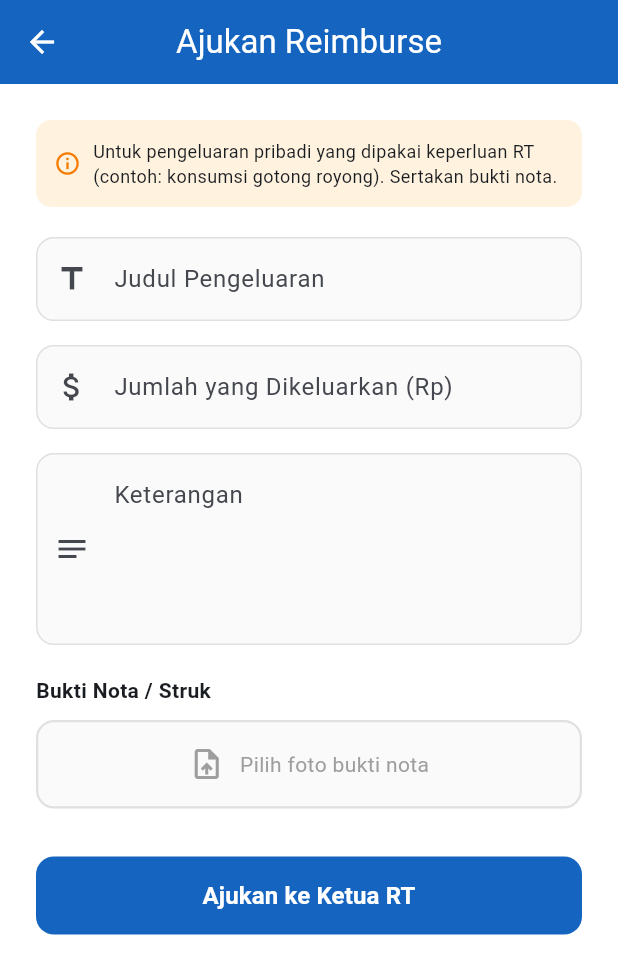
After one commit to lovelybab/fp, a Flutter app: the AjukanReimburse screen opened directly, on a phone screen of 412 x 824 dp. The commit adds this screen. Shown: the top 974 px of the screen. Run offline on Flutter 3.47's test engine with Material 3 defaults, Android fonts, the phone set to English and light mode, and no system bars; our stand-ins replace cloud_firestore, firebase_auth, firebase_core, image_picker; accounts and stored records are empty.

Commit message:
update splash, buat ajukan proposal bendahara, ajukan reimburs warga

```diff
--- a/lib/screens/auth/splash_screen.dart
+++ b/lib/screens/auth/splash_screen.dart
@@ -3,6 +3,7 @@ import 'package:firebase_auth/firebase_auth.dart';
 import '../../services/auth_service.dart';
 import '../bendahara/dashboard_bendahara.dart';
 import '../warga/dashboard_warga.dart';
+import '../ketua_rt/dashboard_ketua_rt.dart';
 import 'login_screen.dart';
 
 class SplashScreen extends StatefulWidget {
@@ -54,10 +55,16 @@ class _SplashScreenState extends State<SplashScreen>
     } else {
       final userData = await AuthService().getUserData(user.uid);
       if (!mounted) return;
+
       if (userData?.role == 'bendahara') {
         Navigator.pushReplacement(
           context,
           MaterialPageRoute(builder: (_) => const DashboardBendahara()),
+        );
+      } else if (userData?.role == 'ketua_rt') {
+        Navigator.pushReplacement(
+          context,
+          MaterialPageRoute(builder: (_) => const DashboardKetuaRT()),
         );
       } else {
         Navigator.pushReplacement(
--- /dev/null
+++ b/lib/screens/warga/ajukan_reimburse.dart
@@ -0,0 +1,235 @@
+import 'dart:convert';
+import 'dart:io';
+import 'package:flutter/material.dart';
+import 'package:image_picker/image_picker.dart';
+import '../../services/auth_service.dart';
+import '../../services/firestore_service.dart';
+import '../../models/reimburse_model.dart';
+
+class AjukanReimburse extends StatefulWidget {
+  const AjukanReimburse({super.key});
+
+  @override
+  State<AjukanReimburse> createState() => _AjukanReimburseState();
+}
+
+class _AjukanReimburseState extends State<AjukanReimburse> {
+  final _judulController = TextEditingController();
+  final _keteranganController = TextEditingController();
+  final _jumlahController = TextEditingController();
+  final _firestoreService = FirestoreService();
+  final _authService = AuthService();
+  bool _isLoading = false;
+  File? _fileNota;
+  String? _base64Nota;
+  String? _namaFileNota;
+
+  Future<void> _pilihNota() async {
+    final picker = ImagePicker();
+    final picked = await picker.pickImage(
+      source: ImageSource.gallery,
+      imageQuality: 50,
+      maxWidth: 800,
+    );
+    if (picked != null) {
+      final file = File(picked.path);
+      final bytes = await file.readAsBytes();
+      setState(() {
+        _fileNota = file;
+        _namaFileNota = picked.name;
+        _base64Nota = base64Encode(bytes);
+      });
+    }
+  }
+
+  Future<void> _ajukan() async {
+    if (_judulController.text.isEmpty ||
+        _keteranganController.text.isEmpty ||
+        _jumlahController.text.isEmpty) {
+      _showSnackBar('Semua field wajib diisi', isError: true);
+      return;
+    }
+    if (_base64Nota == null) {
+      _showSnackBar('Upload bukti nota dulu', isError: true);
+      return;
+    }
+    final jumlah = double.tryParse(_jumlahController.text.replaceAll('.', ''));
+    if (jumlah == null || jumlah <= 0) {
+      _showSnackBar('Jumlah harus angka yang valid', isError: true);
+      return;
+    }
+
+    setState(() => _isLoading = true);
+    try {
+      final userData =
+          await _authService.getUserData(_authService.currentUser?.uid ?? '');
+      final reimburse = ReimburseModel(
+        id: '',
+        judul: _judulController.text.trim(),
+        keterangan: _keteranganController.text.trim(),
+        jumlah: jumlah,
+        userId: _authService.currentUser?.uid ?? '',
+        namaPengaju: userData?.nama ?? 'Warga',
+        status: 'menunggu',
+        buktiNota: _base64Nota,
+        tanggalAjukan: DateTime.now(),
+      );
+      await _firestoreService.ajukanReimburse(reimburse);
+      if (mounted) {
+        _showSnackBar('Pengajuan reimburse terkirim ke Ketua RT', isError: false);
+        await Future.delayed(const Duration(seconds: 1));
+        if (mounted) Navigator.pop(context);
+      }
+    } catch (e) {
+      _showSnackBar('Gagal: $e', isError: true);
+    } finally {
+      if (mounted) setState(() => _isLoading = false);
+    }
+  }
+
+  void _showSnackBar(String message, {required bool isError}) {
+    ScaffoldMessenger.of(context).showSnackBar(
+      SnackBar(
+        content: Text(message),
+        backgroundColor: isError ? Colors.red.shade400 : Colors.green.shade600,
+        behavior: SnackBarBehavior.floating,
+        shape: RoundedRectangleBorder(borderRadius: BorderRadius.circular(10)),
+      ),
+    );
+  }
+
+  @override
+  Widget build(BuildContext context) {
+    return Scaffold(
+      backgroundColor: Colors.white,
+      appBar: AppBar(title: const Text('Ajukan Reimburse')),
+      body: SingleChildScrollView(
+        padding: const EdgeInsets.all(24),
+        child: Column(
+          crossAxisAlignment: CrossAxisAlignment.stretch,
+          children: [
+            Container(
+              padding: const EdgeInsets.all(12),
+              decoration: BoxDecoration(
+                color: Colors.orange.shade50,
+                borderRadius: BorderRadius.circular(10),
+              ),
+              child: Row(
+                children: [
+                  Icon(Icons.info_outline, color: Colors.orange.shade700, size: 18),
+                  const SizedBox(width: 8),
+                  const Expanded(
+                    child: Text(
+                      'Untuk pengeluaran pribadi yang dipakai keperluan RT (contoh: konsumsi gotong royong). Sertakan bukti nota.',
+                      style: TextStyle(fontSize: 12),
+                    ),
+                  ),
+                ],
+              ),
+            ),
+            const SizedBox(height: 20),
+            TextField(
+              controller: _judulController,
+              decoration: const InputDecoration(
+                labelText: 'Judul Pengeluaran',
+                prefixIcon: Icon(Icons.title),
+                hintText: 'Contoh: Konsumsi Gotong Royong',
+              ),
+            ),
+            const SizedBox(height: 16),
+            TextField(
+              controller: _jumlahController,
+              keyboardType: TextInputType.number,
+              decoration: const InputDecoration(
+                labelText: 'Jumlah yang Dikeluarkan (Rp)',
+                prefixIcon: Icon(Icons.attach_money),
+              ),
+            ),
+            const SizedBox(height: 16),
+            TextField(
+              controller: _keteranganController,
+              maxLines: 4,
+              decoration: const InputDecoration(
+                labelText: 'Keterangan',
+                alignLabelWithHint: true,
+                prefixIcon: Icon(Icons.notes_outlined),
+              ),
+            ),
+            const SizedBox(height: 20),
+            const Text('Bukti Nota / Struk',
+                style: TextStyle(fontSize: 14, fontWeight: FontWeight.bold)),
+            const SizedBox(height: 10),
+            if (_fileNota != null) ...[
+              ClipRRect(
+                borderRadius: BorderRadius.circular(12),
+                child: Image.file(_fileNota!,
+                    height: 180, width: double.infinity, fit: BoxFit.cover),
+              ),
+              const SizedBox(height: 10),
+            ],
+            GestureDetector(
+              onTap: _pilihNota,
+              child: Container(
+                padding: const EdgeInsets.all(16),
+                decoration: BoxDecoration(
+                  color: _namaFileNota != null
+                      ? Colors.green.shade50
+                      : Colors.grey.shade50,
+                  borderRadius: BorderRadius.circular(12),
+                  border: Border.all(
+                    color: _namaFileNota != null
+                        ? Colors.green.shade300
+                        : Colors.grey.shade300,
+                    width: 1.5,
+                  ),
+                ),
+                child: Row(
+                  mainAxisAlignment: MainAxisAlignment.center,
+                  children: [
+                    Icon(
+                      _namaFileNota != null
+                          ? Icons.check_circle_outline
+                          : Icons.upload_file_outlined,
+                      color: _namaFileNota != null
+                          ? Colors.green.shade600
+                          : Colors.grey.shade500,
+                    ),
+                    const SizedBox(width: 10),
+                    Flexible(
+                      child: Text(
+                        _namaFileNota ?? 'Pilih foto bukti nota',
+                        style: TextStyle(
+                          color: _namaFileNota != null
+                              ? Colors.green.shade700
+                              : Colors.grey.shade500,
+                          fontWeight: _namaFileNota != null
+                              ? FontWeight.w600
+                              : FontWeight.normal,
+                        ),
+                        overflow: TextOverflow.ellipsis,
+                      ),
+                    ),
+                  ],
+                ),
+              ),
+            ),
+            const SizedBox(height: 32),
+            SizedBox(
+              height: 52,
+              child: ElevatedButton(
+                onPressed: _isLoading ? null : _ajukan,
+                child: _isLoading
+                    ? const SizedBox(
+                        height: 20,
+                        width: 20,
+                        child: CircularProgressIndicator(color: Colors.white, strokeWidth: 2))
+                    : const Text('Ajukan ke Ketua RT',
+                        style: TextStyle(fontSize: 16, fontWeight: FontWeight.w600)),
+              ),
+            ),
+          ],
+        ),
+      ),
+    );
+  }
+}
```
Also changed, not shown: lib/screens/bendahara/ajukan_proposal.dart (added, +167 -0 lines).
